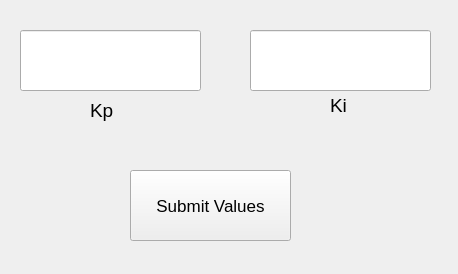
The window that SWTrainController/engineer.ui (joeschurer/ECE1140) describes before a commit, drawn with Qt 5.
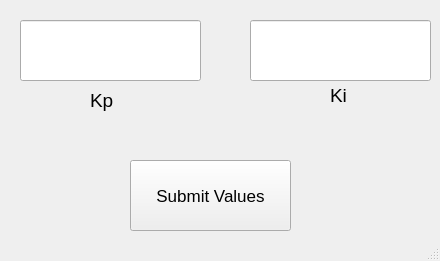
The same window after the commit.

Patch:
```diff
--- a/SWTrainController/engineer.ui
+++ b/SWTrainController/engineer.ui
@@ -1,41 +1,24 @@
 <?xml version="1.0" encoding="UTF-8"?>
 <ui version="4.0">
  <class>Engineer</class>
- <widget class="QWidget" name="Engineer">
+ <widget class="QMainWindow" name="Engineer">
   <property name="geometry">
    <rect>
     <x>0</x>
     <y>0</y>
-    <width>458</width>
-    <height>274</height>
+    <width>440</width>
+    <height>261</height>
    </rect>
   </property>
   <property name="windowTitle">
    <string>Form</string>
   </property>
-  <widget class="QLabel" name="label_2">
-   <property name="geometry">
-    <rect>
-     <x>330</x>
-     <y>90</y>
-     <width>71</width>
-     <height>31</height>
-    </rect>
-   </property>
-   <property name="font">
-    <font>
-     <pointsize>14</pointsize>
-    </font>
-   </property>
-   <property name="text">
-    <string>Ki</string>
-   </property>
-  </widget>
+  <widget class="QWidget" name="centralwidget">
   <widget class="QLabel" name="label">
    <property name="geometry">
     <rect>
      <x>90</x>
-     <y>90</y>
+      <y>80</y>
      <width>91</width>
      <height>41</height>
     </rect>
@@ -53,7 +36,7 @@
    <property name="geometry">
     <rect>
      <x>20</x>
-     <y>30</y>
+      <y>20</y>
      <width>181</width>
      <height>61</height>
     </rect>
@@ -67,11 +50,29 @@
     <string/>
    </property>
   </widget>
+   <widget class="QLabel" name="label_2">
+    <property name="geometry">
+     <rect>
+      <x>330</x>
+      <y>80</y>
+      <width>71</width>
+      <height>31</height>
+     </rect>
+    </property>
+    <property name="font">
+     <font>
+      <pointsize>14</pointsize>
+     </font>
+    </property>
+    <property name="text">
+     <string>Ki</string>
+    </property>
+   </widget>
   <widget class="QLineEdit" name="KiBox">
    <property name="geometry">
     <rect>
      <x>250</x>
-     <y>30</y>
+      <y>20</y>
      <width>181</width>
      <height>61</height>
     </rect>
@@ -86,7 +87,7 @@
    <property name="geometry">
     <rect>
      <x>130</x>
-     <y>170</y>
+      <y>160</y>
      <width>161</width>
      <height>71</height>
     </rect>
@@ -100,6 +101,8 @@
     <string>Submit Values</string>
    </property>
   </widget>
+  </widget>
+  <widget class="QStatusBar" name="statusbar"/>
  </widget>
  <resources/>
  <connections/>
```
Left out of the diff: 2 changed lines with no effect on the pictures. Lines whose indentation alone changed are shown as unchanged.
